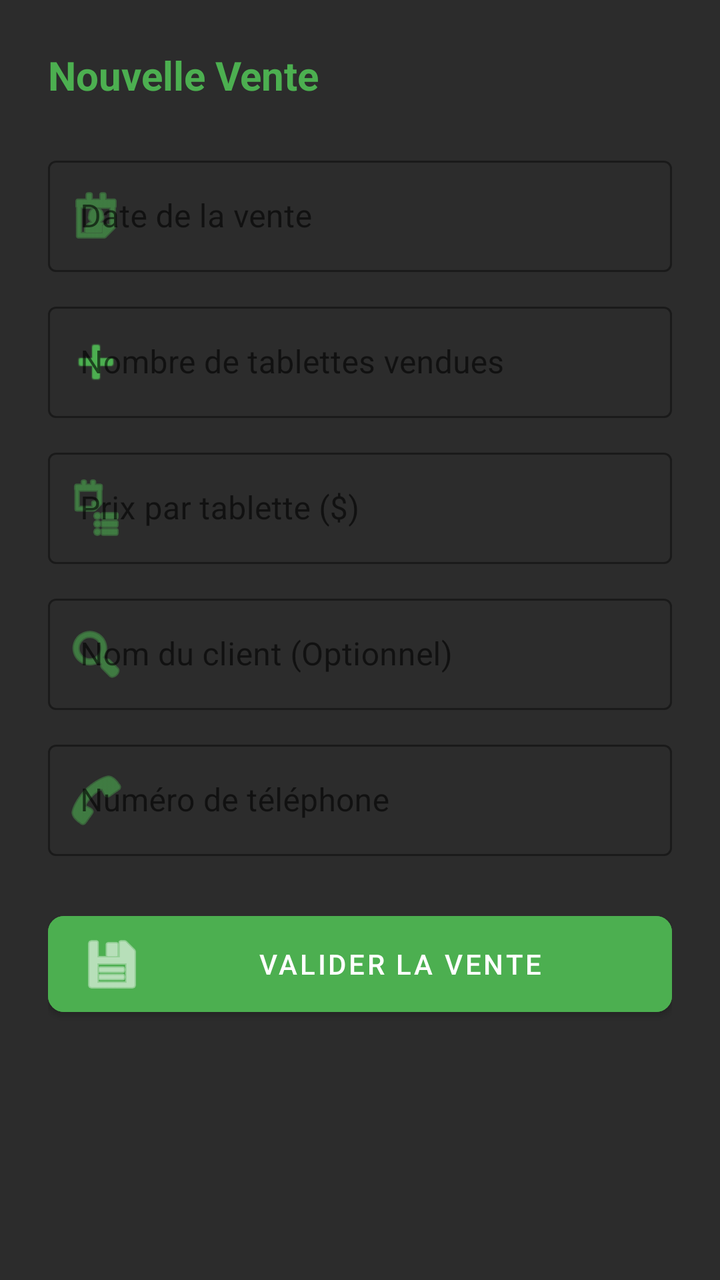
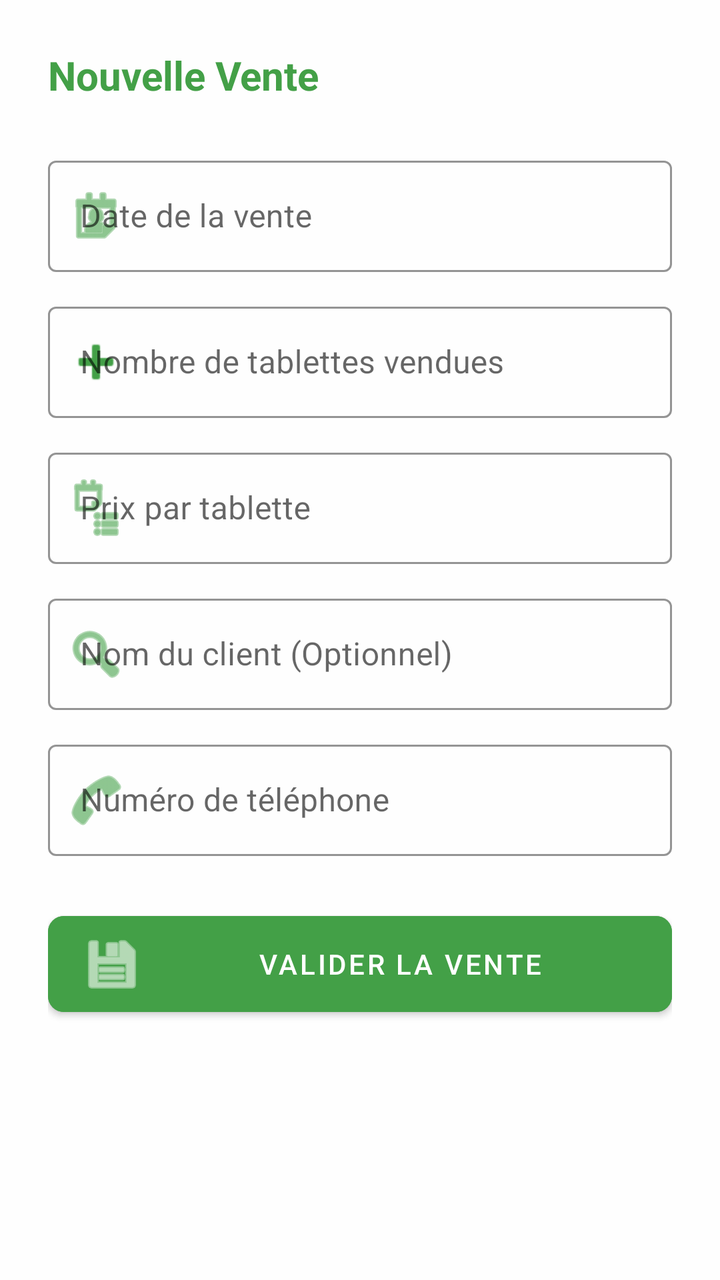

Two renders of the same Android screen: before a commit and after it. Below are the layout's source before the change and the commit's diff.
<!-- AndroidManifest.xml: application theme Theme.Poulailler_copilot -->
<!-- res/layout/dialog_add_sale.xml -->
<?xml version="1.0" encoding="utf-8"?>
<LinearLayout xmlns:android="http://schemas.android.com/apk/res/android"
    xmlns:app="http://schemas.android.com/apk/res-auto"
    android:layout_width="match_parent"
    android:layout_height="wrap_content"
    android:orientation="vertical"
    android:padding="24dp"
    android:background="#2C2C2C">

    <TextView
        android:layout_width="match_parent"
        android:layout_height="wrap_content"
        android:text="Nouvelle Vente"
        android:textColor="#4CAF50"
        android:textSize="20sp"
        android:textStyle="bold"
        android:layout_marginBottom="24dp"/>

    <com.google.android.material.textfield.TextInputLayout
        android:layout_width="match_parent"
        android:layout_height="wrap_content"
        android:hint="Date de la vente"
        style="@style/Widget.MaterialComponents.TextInputLayout.OutlinedBox"
        android:layout_marginBottom="12dp"
        app:hintTextColor="#B0B0B0"
        app:boxStrokeColor="#4CAF50"
        app:startIconDrawable="@android:drawable/ic_menu_my_calendar"
        app:startIconTint="#4CAF50">
        <com.google.android.material.textfield.TextInputEditText
            android:id="@+id/etSaleDate"
            android:layout_width="match_parent"
            android:layout_height="wrap_content"
            android:focusable="false"
            android:clickable="true"
            android:textColor="@color/white" />
    </com.google.android.material.textfield.TextInputLayout>

    <com.google.android.material.textfield.TextInputLayout
        android:layout_width="match_parent"
        android:layout_height="wrap_content"
        android:hint="Nombre de tablettes vendues"
        style="@style/Widget.MaterialComponents.TextInputLayout.OutlinedBox"
        android:layout_marginBottom="12dp"
        app:hintTextColor="#B0B0B0"
        app:boxStrokeColor="#4CAF50"
        app:startIconDrawable="@android:drawable/ic_input_add"
        app:startIconTint="#4CAF50">
        <com.google.android.material.textfield.TextInputEditText
            android:id="@+id/etQuantity"
            android:layout_width="match_parent"
            android:layout_height="wrap_content"
            android:inputType="number"
            android:textColor="@color/white" />
    </com.google.android.material.textfield.TextInputLayout>

    <com.google.android.material.textfield.TextInputLayout
        android:id="@+id/tilUnitPrice"
        android:layout_width="match_parent"
        android:layout_height="wrap_content"
        android:hint="Prix par tablette ($)"
        style="@style/Widget.MaterialComponents.TextInputLayout.OutlinedBox"
        android:layout_marginBottom="12dp"
        app:hintTextColor="#B0B0B0"
        app:boxStrokeColor="#4CAF50"
        app:startIconDrawable="@android:drawable/ic_menu_agenda"
        app:startIconTint="#4CAF50">
        <com.google.android.material.textfield.TextInputEditText
            android:id="@+id/etUnitPrice"
            android:layout_width="match_parent"
            android:layout_height="wrap_content"
            android:inputType="numberDecimal"
            android:textColor="@color/white" />
    </com.google.android.material.textfield.TextInputLayout>

    <com.google.android.material.textfield.TextInputLayout
        android:layout_width="match_parent"
        android:layout_height="wrap_content"
        android:hint="Nom du client (Optionnel)"
        style="@style/Widget.MaterialComponents.TextInputLayout.OutlinedBox"
        android:layout_marginBottom="12dp"
        app:hintTextColor="#B0B0B0"
        app:boxStrokeColor="#4CAF50"
        app:startIconDrawable="@android:drawable/ic_menu_search"
        app:startIconTint="#4CAF50">
        <com.google.android.material.textfield.TextInputEditText
            android:id="@+id/etBuyer"
            android:layout_width="match_parent"
            android:layout_height="wrap_content"
            android:inputType="textPersonName"
            android:textColor="@color/white" />
    </com.google.android.material.textfield.TextInputLayout>

    <com.google.android.material.textfield.TextInputLayout
        android:layout_width="match_parent"
        android:layout_height="wrap_content"
        android:hint="Numéro de téléphone"
        style="@style/Widget.MaterialComponents.TextInputLayout.OutlinedBox"
        android:layout_marginBottom="24dp"
        app:hintTextColor="#B0B0B0"
        app:boxStrokeColor="#4CAF50"
        app:startIconDrawable="@android:drawable/ic_menu_call"
        app:startIconTint="#4CAF50">
        <com.google.android.material.textfield.TextInputEditText
            android:id="@+id/etPhoneNumber"
            android:layout_width="match_parent"
            android:layout_height="wrap_content"
            android:inputType="phone"
            android:textColor="@color/white" />
    </com.google.android.material.textfield.TextInputLayout>

    <com.google.android.material.button.MaterialButton
        android:id="@+id/btnSaveSale"
        android:layout_width="match_parent"
        android:layout_height="60dp"
        android:text="VALIDER LA VENTE"
        android:backgroundTint="#4CAF50"
        android:textColor="@color/white"
        app:cornerRadius="8dp"
        app:icon="@android:drawable/ic_menu_save"/>
</LinearLayout>
<!-- resources referenced by this layout -->
<resources>
  <color name="white">#FFFFFFFF</color>
  <style name="Theme.Poulailler_copilot" parent="Theme.MaterialComponents.DayNight.NoActionBar">
          
          <item name="colorPrimary">@color/primary</item>
          <item name="colorPrimaryVariant">@color/primary_variant</item>
          <item name="colorOnPrimary">@color/white</item>
  
          
          <item name="colorSecondary">@color/secondary</item>
          <item name="colorSecondaryVariant">@color/secondary_variant</item>
          <item name="colorOnSecondary">@color/white</item>
  
          
          <item name="android:windowBackground">@color/background</item>
          <item name="backgroundColor">@color/background</item>
  
          
          <item name="android:statusBarColor">?attr/colorPrimaryVariant</item>
  
          
          <item name="materialCardViewStyle">@style/Widget.App.CardView</item>
          <item name="shapeAppearanceLargeComponent">@style/ShapeAppearance.App.LargeComponent</item>
      </style>
  <color name="primary">#006D3A</color>
  <color name="primary_variant">#004D22</color>
  <color name="secondary">#43A047</color>
  <color name="secondary_variant">#2E7D32</color>
  <color name="background">@color/off_white</color>
  <style name="Widget.App.CardView" parent="Widget.MaterialComponents.CardView">
          <item name="cardElevation">2dp</item>
          <item name="cardCornerRadius">16dp</item>
          <item name="cardBackgroundColor">@color/surface</item>
          <item name="strokeWidth">0dp</item>
      </style>
  <style name="ShapeAppearance.App.LargeComponent" parent="ShapeAppearance.MaterialComponents.LargeComponent">
          <item name="cornerFamily">rounded</item>
          <item name="cornerSize">16dp</item>
      </style>
  <color name="off_white">#F8F9FA</color>
  <color name="surface">#FFFFFF</color>
</resources>

<!-- the commit's change to res/layout/dialog_add_sale.xml (unified diff, before → after) -->
@@ -5,13 +5,13 @@
     android:layout_height="wrap_content"
     android:orientation="vertical"
     android:padding="24dp"
-    android:background="#2C2C2C">
+    android:background="#E6FFFFFF">
 
     <TextView
         android:layout_width="match_parent"
         android:layout_height="wrap_content"
         android:text="Nouvelle Vente"
-        android:textColor="#4CAF50"
+        android:textColor="@color/emerald_soft"
         android:textSize="20sp"
         android:textStyle="bold"
         android:layout_marginBottom="24dp"/>
@@ -22,17 +22,17 @@
         android:hint="Date de la vente"
         style="@style/Widget.MaterialComponents.TextInputLayout.OutlinedBox"
         android:layout_marginBottom="12dp"
-        app:hintTextColor="#B0B0B0"
-        app:boxStrokeColor="#4CAF50"
+        app:hintTextColor="@color/text_secondary"
+        app:boxStrokeColor="@color/emerald_soft"
         app:startIconDrawable="@android:drawable/ic_menu_my_calendar"
-        app:startIconTint="#4CAF50">
+        app:startIconTint="@color/emerald_soft">
         <com.google.android.material.textfield.TextInputEditText
             android:id="@+id/etSaleDate"
             android:layout_width="match_parent"
             android:layout_height="wrap_content"
             android:focusable="false"
             android:clickable="true"
-            android:textColor="@color/white" />
+            android:textColor="@color/text_primary" />
     </com.google.android.material.textfield.TextInputLayout>
 
     <com.google.android.material.textfield.TextInputLayout
@@ -41,35 +41,35 @@
         android:hint="Nombre de tablettes vendues"
         style="@style/Widget.MaterialComponents.TextInputLayout.OutlinedBox"
         android:layout_marginBottom="12dp"
-        app:hintTextColor="#B0B0B0"
-        app:boxStrokeColor="#4CAF50"
+        app:hintTextColor="@color/text_secondary"
+        app:boxStrokeColor="@color/emerald_soft"
         app:startIconDrawable="@android:drawable/ic_input_add"
-        app:startIconTint="#4CAF50">
+        app:startIconTint="@color/emerald_soft">
         <com.google.android.material.textfield.TextInputEditText
             android:id="@+id/etQuantity"
             android:layout_width="match_parent"
             android:layout_height="wrap_content"
             android:inputType="number"
-            android:textColor="@color/white" />
+            android:textColor="@color/text_primary" />
     </com.google.android.material.textfield.TextInputLayout>
 
     <com.google.android.material.textfield.TextInputLayout
         android:id="@+id/tilUnitPrice"
         android:layout_width="match_parent"
         android:layout_height="wrap_content"
-        android:hint="Prix par tablette ($)"
+        android:hint="Prix par tablette"
         style="@style/Widget.MaterialComponents.TextInputLayout.OutlinedBox"
         android:layout_marginBottom="12dp"
-        app:hintTextColor="#B0B0B0"
-        app:boxStrokeColor="#4CAF50"
+        app:hintTextColor="@color/text_secondary"
+        app:boxStrokeColor="@color/emerald_soft"
         app:startIconDrawable="@android:drawable/ic_menu_agenda"
-        app:startIconTint="#4CAF50">
+        app:startIconTint="@color/emerald_soft">
         <com.google.android.material.textfield.TextInputEditText
             android:id="@+id/etUnitPrice"
             android:layout_width="match_parent"
             android:layout_height="wrap_content"
             android:inputType="numberDecimal"
-            android:textColor="@color/white" />
+            android:textColor="@color/text_primary" />
     </com.google.android.material.textfield.TextInputLayout>
 
     <com.google.android.material.textfield.TextInputLayout
@@ -78,16 +78,16 @@
         android:hint="Nom du client (Optionnel)"
         style="@style/Widget.MaterialComponents.TextInputLayout.OutlinedBox"
         android:layout_marginBottom="12dp"
-        app:hintTextColor="#B0B0B0"
-        app:boxStrokeColor="#4CAF50"
+        app:hintTextColor="@color/text_secondary"
+        app:boxStrokeColor="@color/emerald_soft"
         app:startIconDrawable="@android:drawable/ic_menu_search"
-        app:startIconTint="#4CAF50">
+        app:startIconTint="@color/emerald_soft">
         <com.google.android.material.textfield.TextInputEditText
             android:id="@+id/etBuyer"
             android:layout_width="match_parent"
             android:layout_height="wrap_content"
             android:inputType="textPersonName"
-            android:textColor="@color/white" />
+            android:textColor="@color/text_primary" />
     </com.google.android.material.textfield.TextInputLayout>
 
     <com.google.android.material.textfield.TextInputLayout
@@ -96,16 +96,16 @@
         android:hint="Numéro de téléphone"
         style="@style/Widget.MaterialComponents.TextInputLayout.OutlinedBox"
         android:layout_marginBottom="24dp"
-        app:hintTextColor="#B0B0B0"
-        app:boxStrokeColor="#4CAF50"
+        app:hintTextColor="@color/text_secondary"
+        app:boxStrokeColor="@color/emerald_soft"
         app:startIconDrawable="@android:drawable/ic_menu_call"
-        app:startIconTint="#4CAF50">
+        app:startIconTint="@color/emerald_soft">
         <com.google.android.material.textfield.TextInputEditText
             android:id="@+id/etPhoneNumber"
             android:layout_width="match_parent"
             android:layout_height="wrap_content"
             android:inputType="phone"
-            android:textColor="@color/white" />
+            android:textColor="@color/text_primary" />
     </com.google.android.material.textfield.TextInputLayout>
 
     <com.google.android.material.button.MaterialButton
@@ -113,7 +113,7 @@
         android:layout_width="match_parent"
         android:layout_height="60dp"
         android:text="VALIDER LA VENTE"
-        android:backgroundTint="#4CAF50"
+        android:backgroundTint="@color/emerald_soft"
         android:textColor="@color/white"
         app:cornerRadius="8dp"
         app:icon="@android:drawable/ic_menu_save"/>
<!-- resource entries referenced after the edit -->
@@ -1,5 +1,8 @@
 <!-- resources referenced by this layout -->
 <resources>
+  <color name="emerald_soft">#43A047</color>
+  <color name="text_primary">#1C1B1F</color>
+  <color name="text_secondary">#49454F</color>
   <color name="white">#FFFFFFFF</color>
   <style name="Theme.Poulailler_copilot" parent="Theme.MaterialComponents.DayNight.NoActionBar">
           
